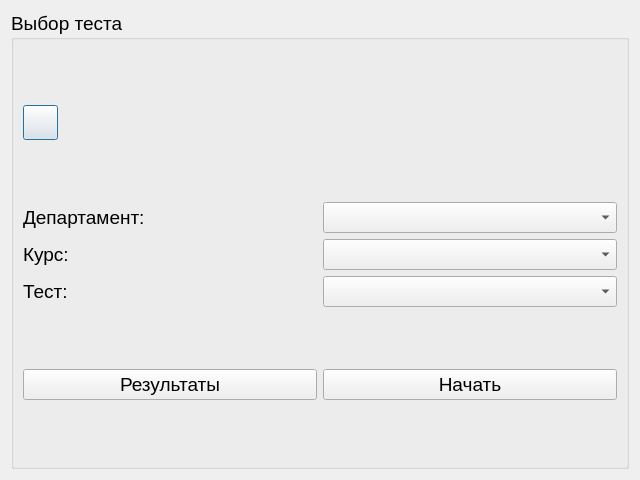
First picture: the form in studentwindow.ui, repository Rayzedan/SystemControlStudent, before the edit.
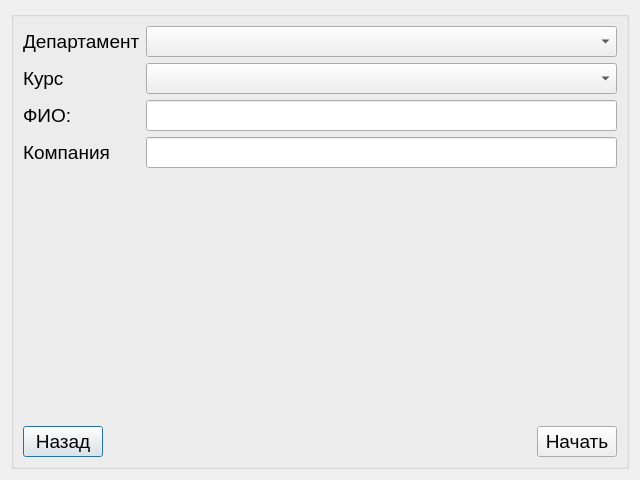
Second picture: the form after the edit.

```diff
--- a/studentwindow.ui
+++ b/studentwindow.ui
@@ -33,22 +33,11 @@
       </font>
      </property>
      <property name="title">
-      <string>Выбор теста</string>
-     </property>
-     <layout class="QVBoxLayout" name="verticalLayout_4">
-      <item>
-       <widget class="QPushButton" name="pushButton_3">
-        <property name="maximumSize">
-         <size>
-          <width>35</width>
-          <height>35</height>
-         </size>
-        </property>
-        <property name="text">
          <string/>
         </property>
-       </widget>
-      </item>
+     <layout class="QVBoxLayout" name="verticalLayout_6">
+      <item>
+       <layout class="QVBoxLayout" name="verticalLayout_5">
       <item>
        <layout class="QHBoxLayout" name="horizontalLayout_2">
         <item>
@@ -61,7 +50,7 @@
              </font>
             </property>
             <property name="text">
-             <string>Департамент:</string>
+               <string>Департамент</string>
             </property>
            </widget>
           </item>
@@ -73,7 +62,7 @@
              </font>
             </property>
             <property name="text">
-             <string>Курс:</string>
+               <string>Курс</string>
             </property>
            </widget>
           </item>
@@ -85,7 +74,14 @@
              </font>
             </property>
             <property name="text">
-             <string>Тест:</string>
+               <string>ФИО:</string>
+              </property>
+             </widget>
+            </item>
+            <item>
+             <widget class="QLabel" name="label_4">
+              <property name="text">
+               <string>Компания</string>
             </property>
            </widget>
           </item>
@@ -100,7 +96,10 @@
            <widget class="QComboBox" name="comboBox_3"/>
           </item>
           <item>
-           <widget class="QComboBox" name="comboBox"/>
+             <widget class="QLineEdit" name="lineEdit_2"/>
+            </item>
+            <item>
+             <widget class="QLineEdit" name="lineEdit"/>
           </item>
          </layout>
         </item>
@@ -109,11 +108,62 @@
       <item>
        <layout class="QHBoxLayout" name="horizontalLayout">
         <item>
-         <widget class="QPushButton" name="pushButton_2">
+           <layout class="QVBoxLayout" name="verticalLayout_3">
+            <item>
+             <spacer name="verticalSpacer">
+              <property name="orientation">
+               <enum>Qt::Vertical</enum>
+              </property>
+              <property name="sizeHint" stdset="0">
+               <size>
+                <width>20</width>
+                <height>40</height>
+               </size>
+              </property>
+             </spacer>
+            </item>
+            <item>
+             <widget class="QPushButton" name="pushButton_3">
+              <property name="maximumSize">
+               <size>
+                <width>85</width>
+                <height>35</height>
+               </size>
+              </property>
           <property name="text">
-           <string>Результаты</string>
-          </property>
-         </widget>
+               <string>Назад</string>
+              </property>
+             </widget>
+            </item>
+           </layout>
+          </item>
+          <item>
+           <spacer name="horizontalSpacer">
+            <property name="orientation">
+             <enum>Qt::Horizontal</enum>
+            </property>
+            <property name="sizeHint" stdset="0">
+             <size>
+              <width>40</width>
+              <height>20</height>
+             </size>
+            </property>
+           </spacer>
+          </item>
+          <item>
+           <layout class="QVBoxLayout" name="verticalLayout_4">
+            <item>
+             <spacer name="verticalSpacer_2">
+              <property name="orientation">
+               <enum>Qt::Vertical</enum>
+              </property>
+              <property name="sizeHint" stdset="0">
+               <size>
+                <width>20</width>
+                <height>40</height>
+               </size>
+              </property>
+             </spacer>
         </item>
         <item>
          <widget class="QPushButton" name="pushButton">
@@ -121,6 +171,10 @@
            <string>Начать</string>
           </property>
          </widget>
+            </item>
+           </layout>
+          </item>
+         </layout>
         </item>
        </layout>
       </item>
```
Lines whose indentation alone changed are shown as unchanged.
